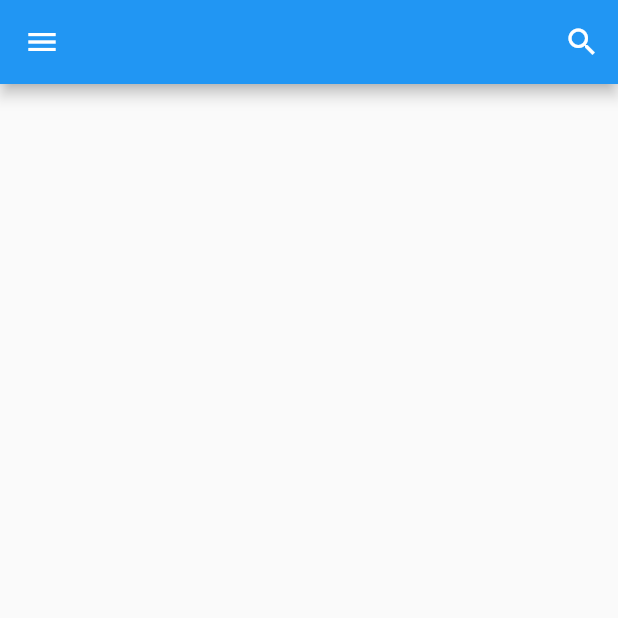
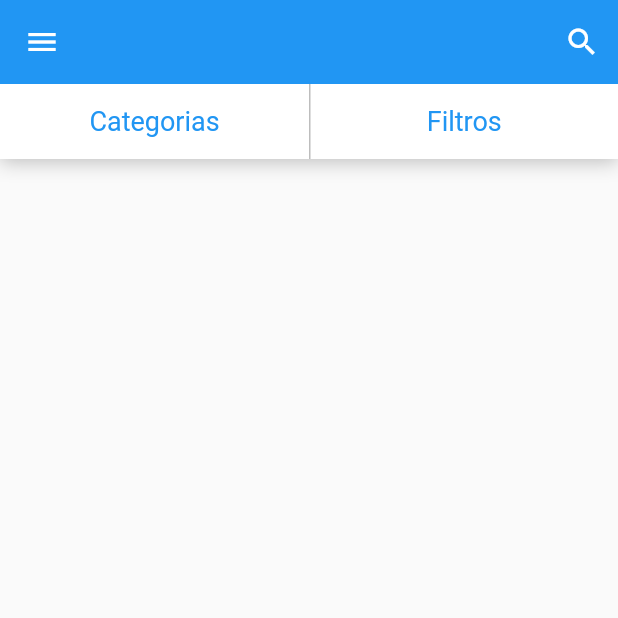
Before and after one commit to evrtonpires/olx, a Flutter app: the screen it shows after launch, on a phone screen of 412 x 824 dp, the top half of it. Run offline on Flutter 3.47's test engine with Material 2 defaults, Android fonts, the phone set to English and light mode, and no system bars; our stand-ins replace rxdart.

Commit message:
Criando a Barra da Tela Inicial

```diff
--- a/lib/screens/home/home_screen.dart
+++ b/lib/screens/home/home_screen.dart
@@ -3,6 +3,7 @@ import 'package:provider/provider.dart';
 import 'package:xlo/blocs/home_bloc.dart';
 import 'package:xlo/common/custom_drawer/custom_drawer.dart';
 import 'package:xlo/screens/home/widgets/search_dialog.dart';
+import 'package:xlo/screens/home/widgets/top_bar.dart';
 
 class HomeScreen extends StatefulWidget {
   @override
@@ -36,6 +37,7 @@ class _HomeScreenState extends State<HomeScreen> {
 
     return Scaffold(
       appBar: AppBar(
+        elevation: 0,
         title: StreamBuilder<String>(
             stream: _homeBloc.outSearch,
             builder: (context, snapshot) {
@@ -74,6 +76,11 @@ class _HomeScreenState extends State<HomeScreen> {
         ],
       ),
       drawer: CustomDrawer(),
+      body: Column(
+        children: <Widget>[
+          TopBar(),
+        ],
+      ),
     );
   }
 }
--- /dev/null
+++ b/lib/screens/home/widgets/bar_button.dart
@@ -0,0 +1,33 @@
+import 'package:flutter/material.dart';
+
+class BarButton extends StatelessWidget {
+  final BoxDecoration boxDecoration;
+  final String label;
+  final VoidCallback onPressed;
+
+  BarButton(
+      {@required this.boxDecoration,
+      @required this.label,
+      @required this.onPressed});
+
+  @override
+  Widget build(BuildContext context) {
+    return Expanded(
+      child: GestureDetector(
+        onTap: onPressed,
+        child: Container(
+          height: 50,
+          alignment: Alignment.center,
+          padding: const EdgeInsets.symmetric(horizontal: 16),
+          decoration: boxDecoration,
+          child: Text(
+            label,
+            overflow: TextOverflow.ellipsis,
+            style: TextStyle(
+                color: Colors.blue, fontSize: 18, fontWeight: FontWeight.w400),
+          ),
+        ),
+      ),
+    );
+  }
+}
--- /dev/null
+++ b/lib/screens/home/widgets/top_bar.dart
@@ -0,0 +1,30 @@
+import 'package:flutter/material.dart';
+import 'package:xlo/screens/home/widgets/bar_button.dart';
+
+class TopBar extends StatelessWidget {
+  @override
+  Widget build(BuildContext context) {
+    return Container(
+      decoration: BoxDecoration(boxShadow: [
+        BoxShadow(
+            color: Colors.grey[400], blurRadius: 10, offset: Offset(0, 2)),
+      ]),
+      child: Row(
+        children: <Widget>[
+          BarButton(
+            label: "Categorias",
+            boxDecoration: BoxDecoration(color: Colors.white),
+            onPressed: () {},
+          ),
+          BarButton(
+            label: "Filtros",
+            boxDecoration: BoxDecoration(
+                color: Colors.white,
+                border: Border(left: BorderSide(color: Colors.grey[400]))),
+            onPressed: () {},
+          ),
+        ],
+      ),
+    );
+  }
+}
```
